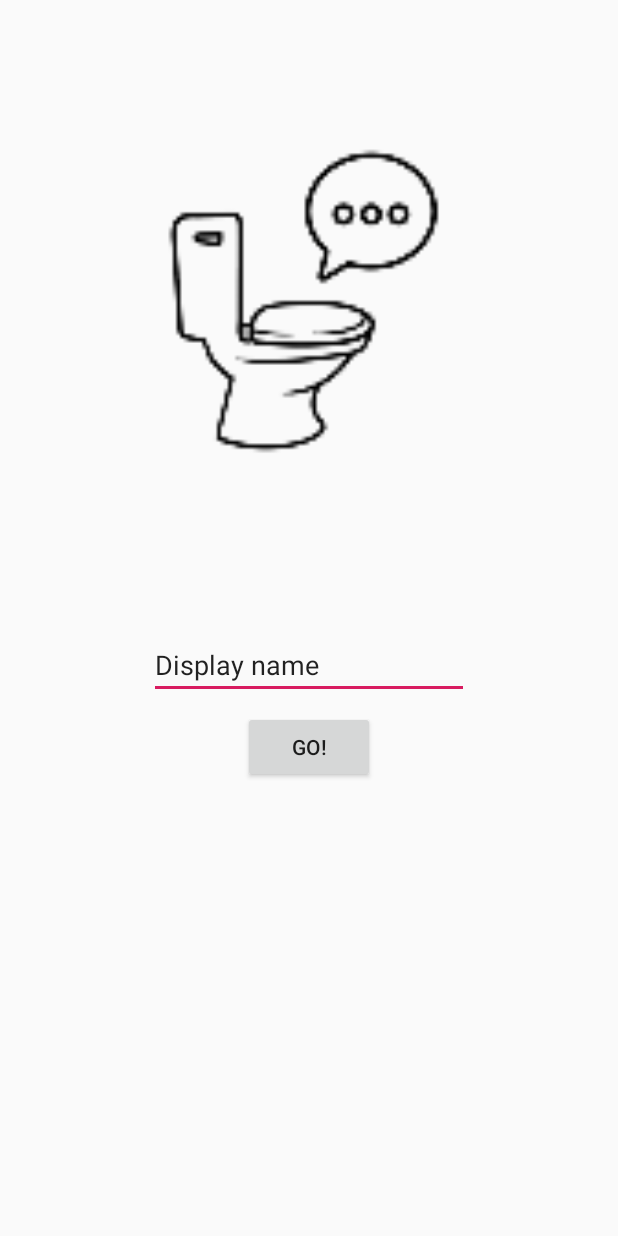
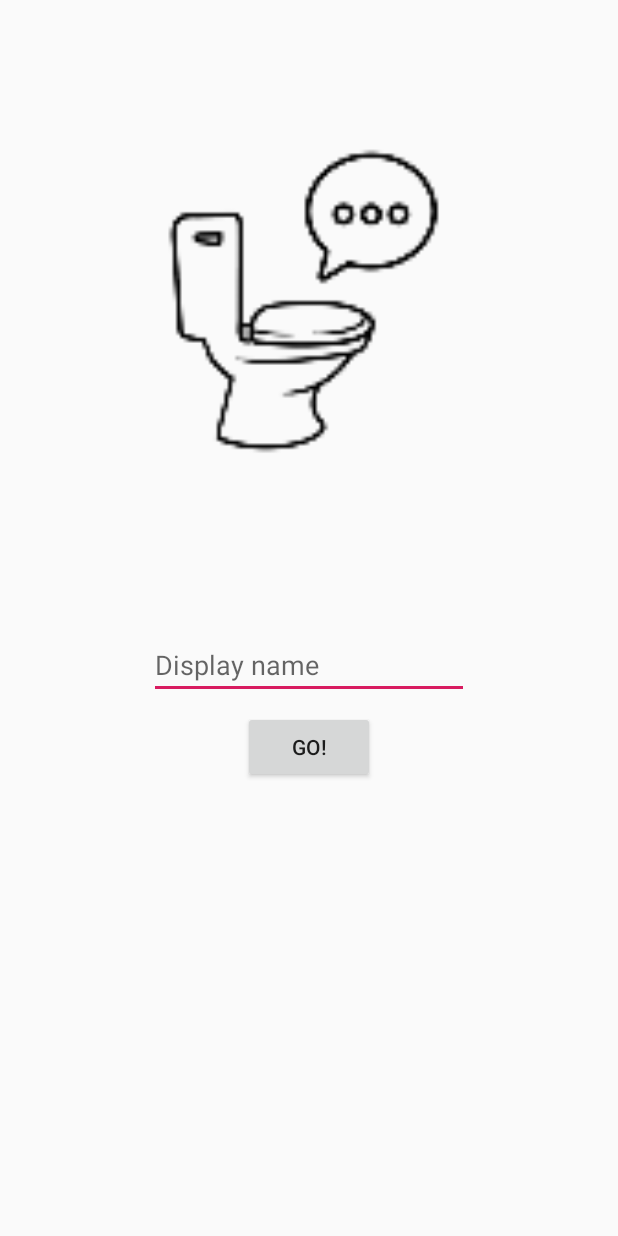
Before and after one commit to josheey3/ChitShat, an Android app: the screen it shows after launch (MainActivity), on a phone screen of 412 x 824 dp. Run offline under Robolectric (Android 15) with nearby library versions, the phone set to English and light mode, and no system bars.

Commit message:
V0.0.6 - Fixed text input bug

```diff
--- a/app/src/main/res/layout/activity_main.xml
+++ b/app/src/main/res/layout/activity_main.xml
@@ -25,8 +25,8 @@
         android:layout_marginEnd="8dp"
         android:layout_marginBottom="8dp"
         android:ems="10"
+        android:hint="@string/display_name_text"
         android:inputType="textPersonName"
-        android:text="@string/display_name_text"
         app:layout_constraintBottom_toTopOf="@+id/button"
         app:layout_constraintEnd_toEndOf="parent"
         app:layout_constraintStart_toStartOf="parent" />
```
